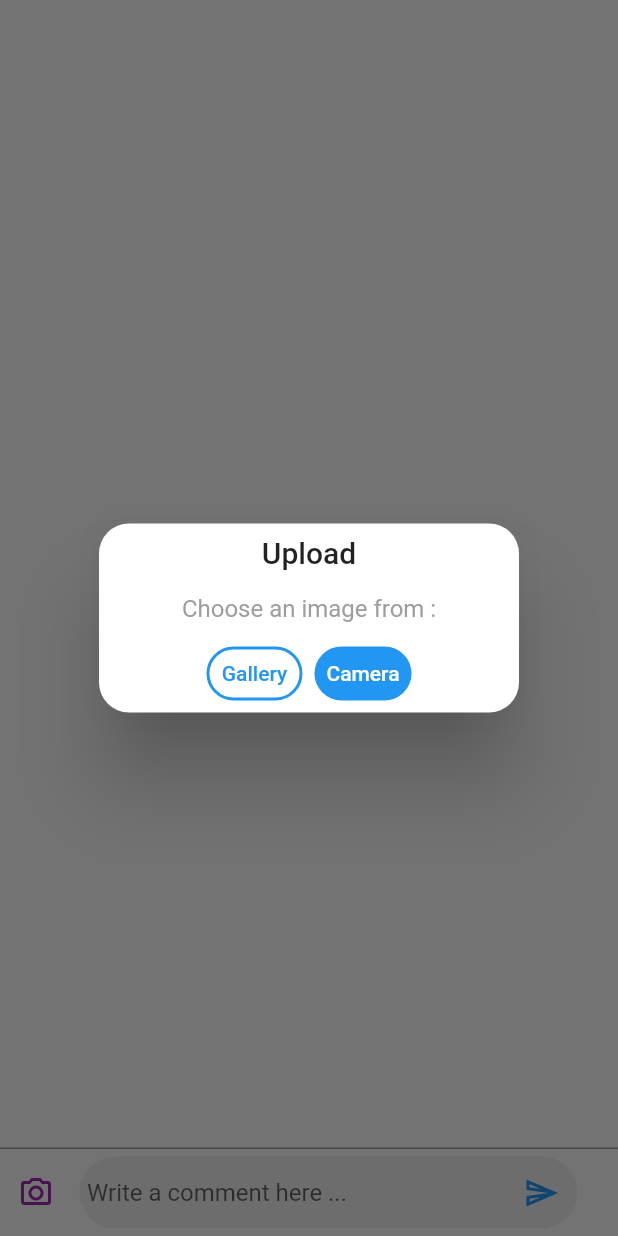
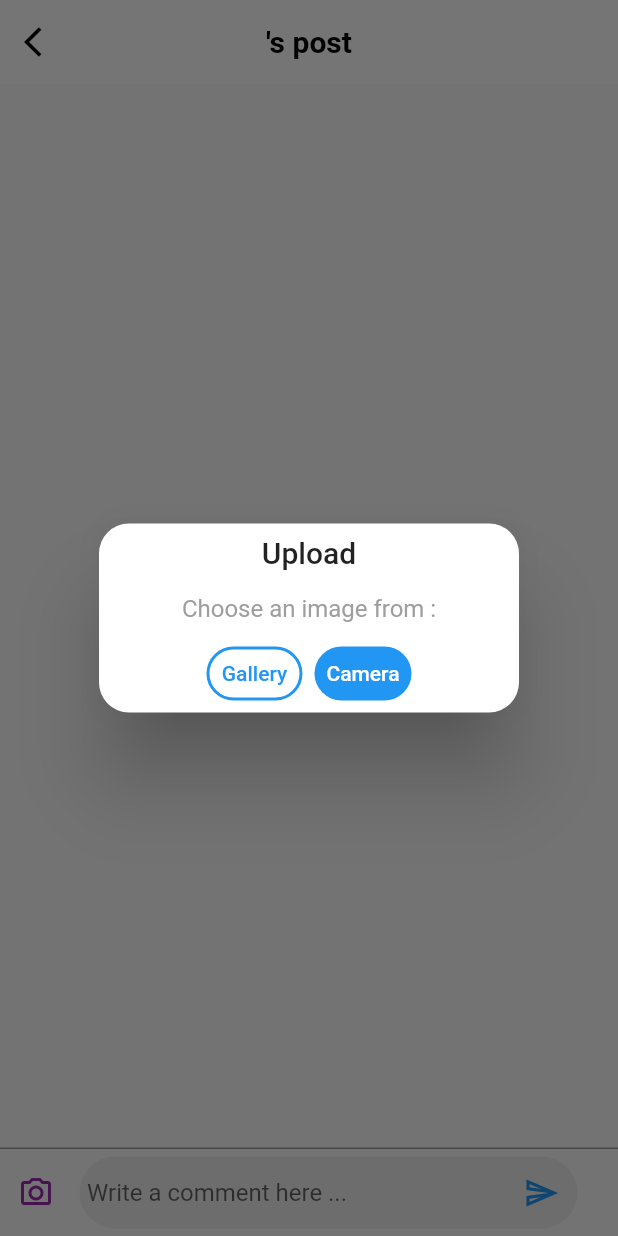
Before and after one commit to 3li-3bdullah/Sudaphone-SD, a Flutter app: the Comments screen opened directly with empty values, after a tap on the "camera alt" icon, on a phone screen of 412 x 824 dp. Run offline on Flutter 3.47's test engine with Material 2 defaults, Android fonts, the light colour scheme and no system bars; our stand-ins replace bottom_navy_bar, carousel_slider, cloud_firestore, firebase_auth, firebase_core, firebase_storage and 5 more; missing offline and left inert: dart:html, elastic_drawer; accounts and stored records are empty.

Commit message:
I've typing some codes and passed parameter to another class

```diff
--- a/sudaphone_sd/lib/view/posts_pages/comments.dart
+++ b/sudaphone_sd/lib/view/posts_pages/comments.dart
@@ -16,6 +16,25 @@ class Comments extends GetWidget<PostsViewModel> {
   @override
   Widget build(BuildContext context) {
     return Scaffold(
+      appBar: AppBar(
+        title: CustomText(
+            text: "${firstCollection.data()['userName']}'s post",
+            fontSize: 20,
+            fontWeight: FontWeight.bold,
+            color: Colors.black,
+            textAlign: TextAlign.center),
+        centerTitle: true,
+        elevation: 0,
+        backgroundColor: Colors.white,
+        leading: IconButton(
+            onPressed: () {
+              Get.back();
+            },
+            icon: const Icon(
+              Icons.arrow_back_ios,
+              color: Colors.black,
+            )),
+      ),
       body: SafeArea(
         child: StreamBuilder<QuerySnapshot<Map<String, dynamic>>>(
           stream: FirebaseFirestore.instance
@@ -34,11 +53,21 @@ class Comments extends GetWidget<PostsViewModel> {
                     shrinkWrap: true,
                     itemCount: snapshot.data?.docs.length,
                     itemBuilder: (context, index) {
-                      return Column(
+                      return Padding(
+                        padding: const EdgeInsets.only(left: 5),
+                        child: Column(
                           children: [
                             Row(
-                            mainAxisAlignment: MainAxisAlignment.end,
+                              mainAxisAlignment: MainAxisAlignment.start,
                               children: [
+                                CircleAvatar(
+                                  backgroundImage: NetworkImage(
+                                      "${firstCollection.data()['profileUrl']}"),
+                                  radius: 25,
+                                ),
+                                const SizedBox(
+                                  width: 5,
+                                ),
                                 Container(
                                   margin: const EdgeInsets.all(10),
                                   width: MediaQuery.of(context).size.width / 2,
@@ -49,17 +78,17 @@ class Comments extends GetWidget<PostsViewModel> {
                                     color: Colors.grey.shade200,
                                   ),
                                   child: ListTile(
-                                  title: Align(
-                                    alignment: Alignment.topRight,
-                                    child: Text(
+                                    title: CustomText(
+                                      text:
                                           "${firstCollection.data()['userName']}",
-                                      style: const TextStyle(
                                       fontSize: 17,
                                       fontWeight: FontWeight.bold,
-                                          color: Colors.black),
+                                      color: Colors.black,
+                                      textAlign: TextAlign.left,
                                     ),
-                                  ),
-                                  subtitle: Text(
+                                    subtitle: Padding(
+                                      padding: const EdgeInsets.only(top: 5),
+                                      child: Text(
                                         "${snapshot.data?.docs[index]['text']}",
                                         style: TextStyle(
                                             fontSize: 16,
@@ -67,17 +96,11 @@ class Comments extends GetWidget<PostsViewModel> {
                                       ),
                                     ),
                                   ),
-                              const SizedBox(
-                                width: 5,
-                              ),
-                              CircleAvatar(
-                                backgroundImage: NetworkImage(
-                                    "${firstCollection.data()['profileUrl']}"),
-                                radius: 20,
                                 ),
                               ],
                             ),
-                          snapshot.data?.docs[index]['isThereImageUrl'] == true
+                            snapshot.data?.docs[index]['isThereImageUrl'] ==
+                                    true
                                 ? InkWell(
                                     onTap: () {
                                       Get.to(
@@ -109,7 +132,9 @@ class Comments extends GetWidget<PostsViewModel> {
                             Row(
                               children: [
                                 Padding(
-                                padding: const EdgeInsets.only(left: 40),
+                                  padding: EdgeInsets.only(
+                                      left: MediaQuery.of(context).size.width /
+                                          5),
                                   child: Text(
                                     "${snapshot.data?.docs[index]['dateTime'].toString()}",
                                     style: const TextStyle(
@@ -120,10 +145,11 @@ class Comments extends GetWidget<PostsViewModel> {
                                   ),
                                 ),
                                 const SizedBox(
-                                width: 5,
+                                  width: 10,
                                 ),
                                 InkWell(
-                                child: snapshot.data?.docs[index]['usersLiked']
+                                  child: snapshot.data?.docs[index]
+                                                  ['usersLiked']
                                               ['${controller.uid}'] !=
                                           true
                                       ? const CustomText(
@@ -142,14 +168,16 @@ class Comments extends GetWidget<PostsViewModel> {
                                     controller.handleCommentLikes(
                                         firstCollectionDocs: firstCollection,
                                         secondCollectionDocs: secondCollection,
-                                      docSnapshot: snapshot.data?.docs[index]);
+                                        docSnapshot:
+                                            snapshot.data?.docs[index]);
                                   },
                                 ),
                                 const SizedBox(
-                                width: 5,
+                                  width: 10,
                                 ),
                                 InkWell(
-                                child: snapshot.data?.docs[index]['usersLiked']
+                                  child: snapshot.data?.docs[index]
+                                                  ['usersLiked']
                                               ['${controller.uid}'] !=
                                           true
                                       ? CustomText(
@@ -168,9 +196,14 @@ class Comments extends GetWidget<PostsViewModel> {
                                           textAlign: TextAlign.center),
                                   onTap: () {
                                     Get.to(() => ShowCommentLikes(
-                                      peopleWhoLiked: snapshot
-                                          .data?.docs[index]['usersLiked'].keys
-                                          .toList()));
+                                        peopleWhoLiked: snapshot.data
+                                            ?.docs[index]['usersLiked'].keys
+                                            .toList(),
+                                            currentDoc: snapshot.data
+                                            ?.docs[index]['usersLiked'],
+                                            ),
+                                            transition: Transition.zoom
+                                            );
                                   },
                                 )
                               ],
@@ -187,6 +220,7 @@ class Comments extends GetWidget<PostsViewModel> {
                             //   ),
                             // ),
                           ],
+                        ),
                       );
                     },
                   ),
```
Lines whose indentation alone changed are shown as unchanged.
